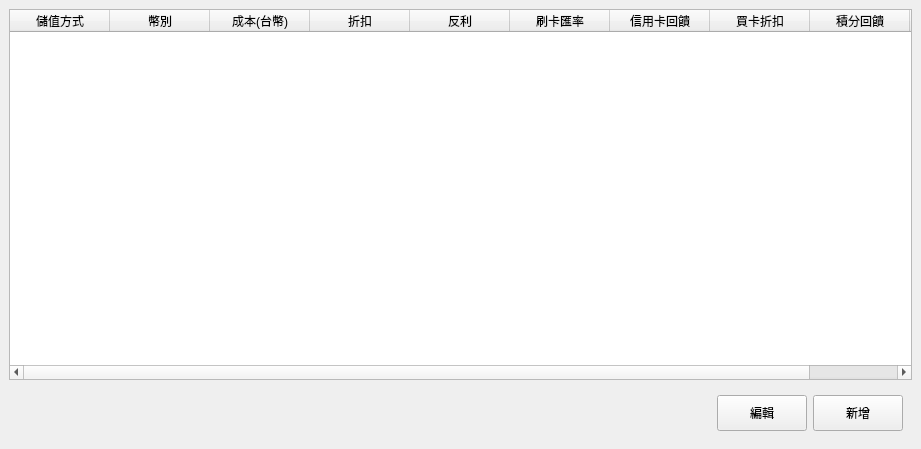
The window that src/AdbClient/StageManagerSetting/LayerAddValueType.ui (roger0816/Adb) describes before a commit, drawn with Qt 5.
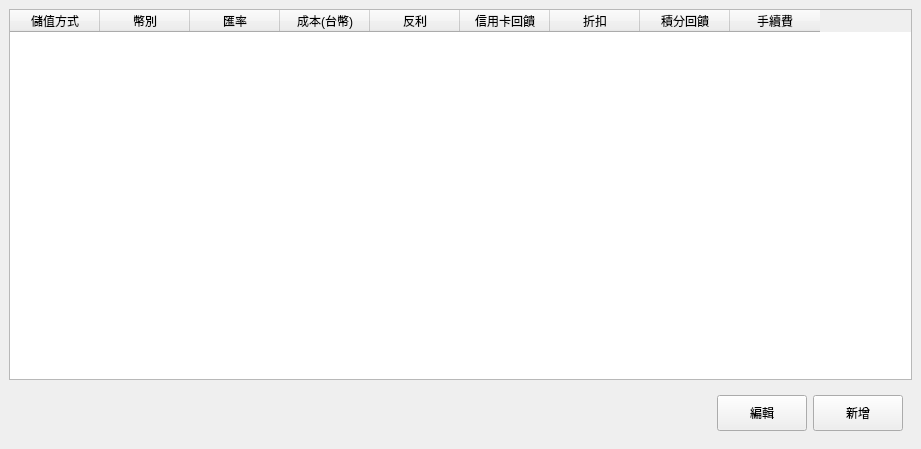
The same window after the commit.

```diff
--- a/src/AdbClient/StageManagerSetting/LayerAddValueType.ui
+++ b/src/AdbClient/StageManagerSetting/LayerAddValueType.ui
@@ -41,7 +41,7 @@
          <enum>QAbstractItemView::SelectRows</enum>
         </property>
         <attribute name="horizontalHeaderDefaultSectionSize">
-         <number>100</number>
+         <number>90</number>
         </attribute>
         <attribute name="verticalHeaderVisible">
          <bool>false</bool>
@@ -56,26 +56,21 @@
           <string>幣別</string>
          </property>
         </column>
+        <column>
+         <property name="text">
+          <string>匯率</string>
+         </property>
+        </column>
         <column>
          <property name="text">
           <string>成本(台幣)</string>
          </property>
         </column>
-        <column>
-         <property name="text">
-          <string>折扣</string>
-         </property>
-        </column>
         <column>
          <property name="text">
           <string>反利</string>
          </property>
         </column>
-        <column>
-         <property name="text">
-          <string>刷卡匯率</string>
-         </property>
-        </column>
         <column>
          <property name="text">
           <string>信用卡回饋</string>
@@ -83,7 +78,7 @@
         </column>
         <column>
          <property name="text">
-          <string>買卡折扣</string>
+          <string>折扣</string>
          </property>
         </column>
         <column>
```
